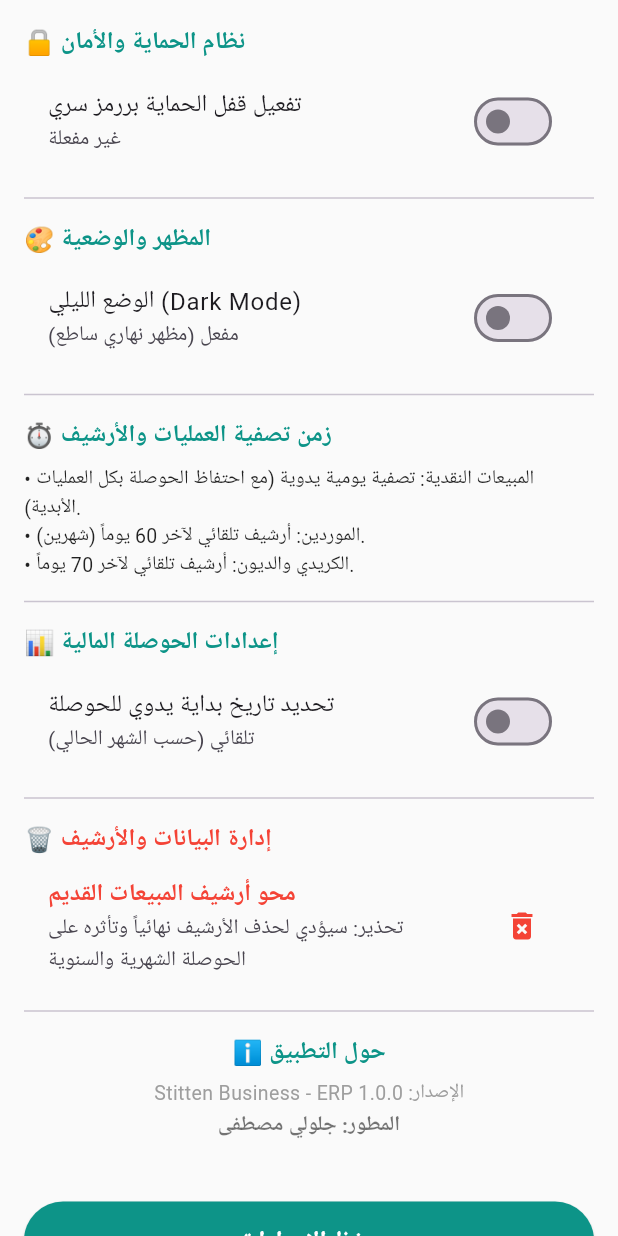
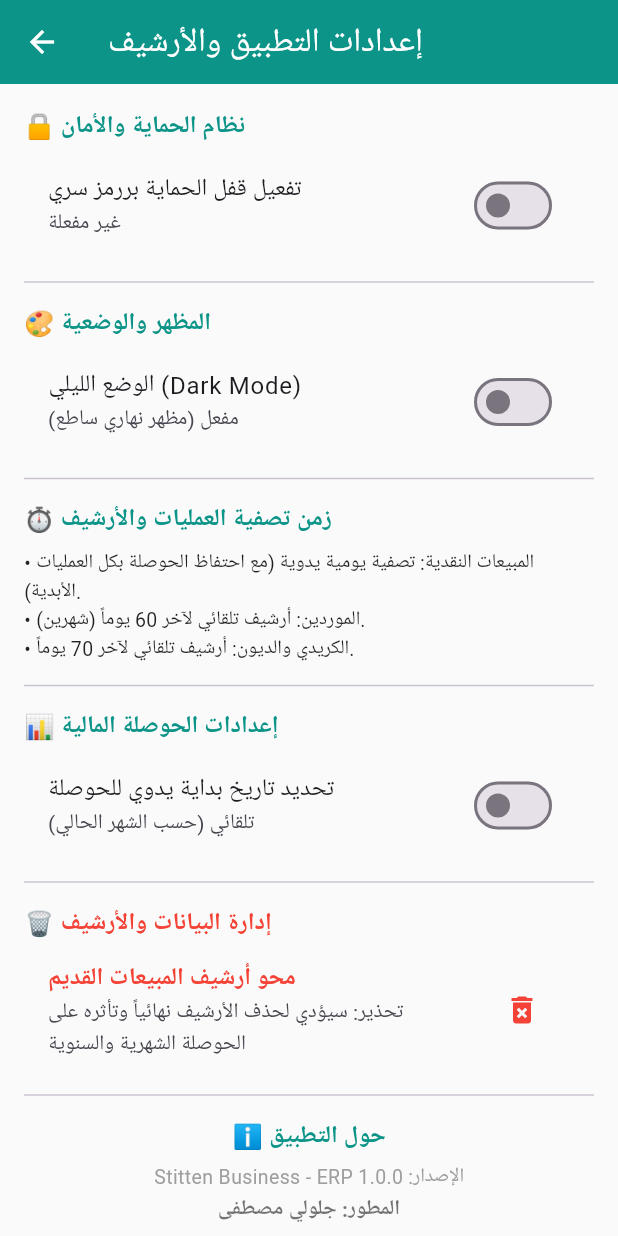
Before and after one commit to aarcmustafa/Sttiten_Bisness, a Flutter app: the SettingsTab screen opened directly with empty values, on a phone screen of 412 x 824 dp. Run offline on Flutter 3.47's test engine with Material 3 defaults, Android fonts, the phone set to English and light mode, and no system bars; our stand-ins replace hive_flutter, shared_preferences; accounts and stored records are empty; Roboto replaces fonts that are missing (Cairo).

Commit message:
Refactor settings tab to use Scaffold layout

```diff
--- a/lib/settings_tab.dart
+++ b/lib/settings_tab.dart
@@ -49,10 +49,46 @@ class _SettingsTabState extends State<SettingsTab> {
 
   @override
   Widget build(BuildContext context) {
-    return ListView(
+    return Scaffold(
+      appBar: AppBar(
+        backgroundColor: const Color(0xFF0D9488),
+        title: const Text('إعدادات التطبيق والأرشيف', style: TextStyle(color: Colors.white)),
+        iconTheme: const IconThemeData(color: Colors.white),
+      ),
+      body: SafeArea(
+        child: ListView(
           padding: const EdgeInsets.all(16),
           children: [
-        // --- 1. نظام الحماية والأمان ---
+            _buildSecuritySection(),
+            const Divider(height: 30),
+
+            _buildAppearanceSection(),
+            const Divider(height: 30),
+
+            _buildArchiveInfoSection(),
+            const Divider(height: 30),
+
+            _buildFinancialSettingsSection(),
+            const Divider(height: 30),
+
+            _buildDataManagementSection(context),
+            const Divider(height: 30),
+
+            _buildAboutSection(),
+            const SizedBox(height: 40),
+
+            _buildSaveButton(context),
+          ],
+        ),
+      ),
+    );
+  }
+
+  // --- 1. قسم نظام الحماية والأمان ---
+  Widget _buildSecuritySection() {
+    return Column(
+      crossAxisAlignment: CrossAxisAlignment.start,
+      children: [
         const Text('🔒 نظام الحماية والأمان', style: TextStyle(fontWeight: FontWeight.bold, color: Color(0xFF0D9488), fontSize: 16)),
         const SizedBox(height: 5),
         SwitchListTile(
@@ -77,9 +113,15 @@ class _SettingsTabState extends State<SettingsTab> {
             ),
           ),
         ],
-        const Divider(height: 30),
+      ],
+    );
+  }
 
-        // --- 2. المظهر (ليلي أو نهاري) ---
+  // --- 2. قسم المظهر والوضعية ---
+  Widget _buildAppearanceSection() {
+    return Column(
+      crossAxisAlignment: CrossAxisAlignment.start,
+      children: [
         const Text('🎨 المظهر والوضعية', style: TextStyle(fontWeight: FontWeight.bold, color: Color(0xFF0D9488), fontSize: 16)),
         const SizedBox(height: 5),
         SwitchListTile(
@@ -89,20 +131,32 @@ class _SettingsTabState extends State<SettingsTab> {
           activeColor: const Color(0xFF0D9488),
           onChanged: (val) => setState(() => isDarkMode = val),
         ),
-        const Divider(height: 30),
+      ],
+    );
+  }
 
-        // --- 3. زمن تصفية العمليات والأرشيف ---
-        const Text('⏱️ زمن تصفية العمليات والأرشيف', style: TextStyle(fontWeight: FontWeight.bold, color: Color(0xFF0D9488), fontSize: 16)),
-        const SizedBox(height: 8),
-        const Text(
+  // --- 3. قسم زمن تصفية العمليات والأرشيف ---
+  Widget _buildArchiveInfoSection() {
+    return const Column(
+      crossAxisAlignment: CrossAxisAlignment.start,
+      children: [
+        Text('⏱️ زمن تصفية العمليات والأرشيف', style: TextStyle(fontWeight: FontWeight.bold, color: Color(0xFF0D9488), fontSize: 16)),
+        SizedBox(height: 8),
+        Text(
           '• المبيعات النقدية: تصفية يومية يدوية (مع احتفاظ الحوصلة بكل العمليات الأبدية).\n'
           '• الموردين: أرشيف تلقائي لآخر 60 يوماً (شهرين).\n'
           '• الكريدي والديون: أرشيف تلقائي لآخر 70 يوماً.',
           style: TextStyle(color: Colors.black87, fontSize: 13, height: 1.4),
         ),
-        const Divider(height: 30),
+      ],
+    );
+  }
 
-        // --- 4. إعدادات الحوصلة المالية ---
+  // --- 4. قسم إعدادات الحوصلة المالية ---
+  Widget _buildFinancialSettingsSection() {
+    return Column(
+      crossAxisAlignment: CrossAxisAlignment.start,
+      children: [
         const Text('📊 إعدادات الحوصلة المالية', style: TextStyle(fontWeight: FontWeight.bold, color: Color(0xFF0D9488), fontSize: 16)),
         const SizedBox(height: 5),
         SwitchListTile(
@@ -124,9 +178,15 @@ class _SettingsTabState extends State<SettingsTab> {
             ),
           ),
         ],
-        const Divider(height: 30),
+      ],
+    );
+  }
 
-        // --- 5. إدارة البيانات والأرشيف (مسح الأرشيف) ---
+  // --- 5. قسم إدارة البيانات والأرشيف ---
+  Widget _buildDataManagementSection(BuildContext context) {
+    return Column(
+      crossAxisAlignment: CrossAxisAlignment.start,
+      children: [
         const Text('🗑️ إدارة البيانات والأرشيف', style: TextStyle(fontWeight: FontWeight.bold, color: Colors.red, fontSize: 16)),
         const SizedBox(height: 5),
         ListTile(
@@ -134,7 +194,15 @@ class _SettingsTabState extends State<SettingsTab> {
           subtitle: const Text('تحذير: سيؤدي لحذف الأرشيف نهائياً وتأثره على الحوصلة الشهرية والسنوية'),
           trailing: IconButton(
             icon: const Icon(Icons.delete_forever, color: Colors.red),
-            onPressed: () {
+            onPressed: () => _showClearArchiveDialog(context),
+          ),
+        ),
+      ],
+    );
+  }
+
+  // دالة عرض رسالة التأكيد لمسح الأرشيف
+  void _showClearArchiveDialog(BuildContext context) {
     showDialog(
       context: context,
       builder: (ctx) => AlertDialog(
@@ -164,13 +232,11 @@ class _SettingsTabState extends State<SettingsTab> {
         ],
       ),
     );
-            },
-          ),
-        ),
-        const Divider(height: 30),
+  }
 
-        // --- 6. حول التطبيق ---
-        const Center(
+  // --- 6. قسم حول التطبيق ---
+  Widget _buildAboutSection() {
+    return const Center(
       child: Column(
         children: [
           Text('ℹ️ حول التطبيق', style: TextStyle(fontWeight: FontWeight.bold, color: Color(0xFF0D9488), fontSize: 16)),
@@ -180,11 +246,12 @@ class _SettingsTabState extends State<SettingsTab> {
           Text('المطور: جلولي مصطفى', style: TextStyle(fontWeight: FontWeight.bold, color: Colors.black54, fontSize: 14)),
         ],
       ),
-        ),
-        const SizedBox(height: 40),
+    );
+  }
 
-        // زر حفظ الإعدادات
-        ElevatedButton(
+  // --- زر حفظ الإعدادات ---
+  Widget _buildSaveButton(BuildContext context) {
+    return ElevatedButton(
       style: ElevatedButton.styleFrom(
         backgroundColor: const Color(0xFF0D9488),
         padding: const EdgeInsets.symmetric(vertical: 14),
@@ -197,13 +264,14 @@ class _SettingsTabState extends State<SettingsTab> {
           isManualStartDate,
           dateCtrl.text,
         );
+        if (Navigator.canPop(context)) {
+          Navigator.pop(context);
+        }
         ScaffoldMessenger.of(context).showSnackBar(
           const SnackBar(content: Text('تم حفظ الإعدادات وتطبيق التغييرات بنجاح')),
         );
       },
       child: const Text('حفظ الإعدادات', style: TextStyle(color: Colors.white, fontWeight: FontWeight.bold, fontSize: 16)),
-        ),
-      ],
     );
   }
 }
```
Lines whose indentation alone changed are shown as unchanged.
